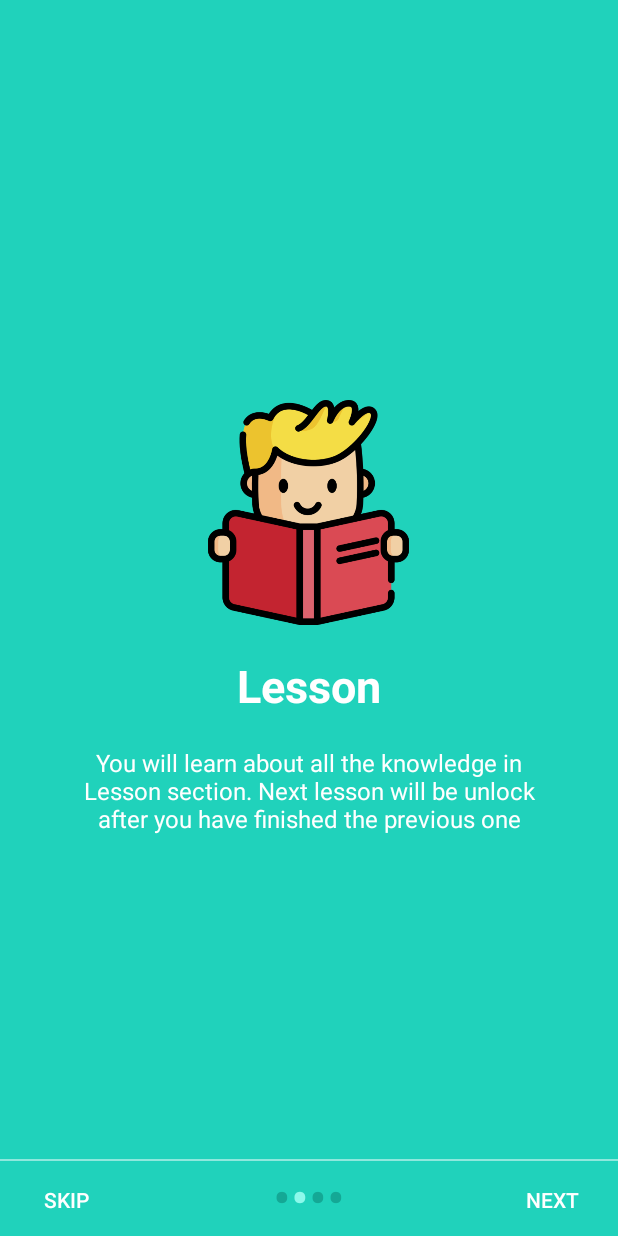
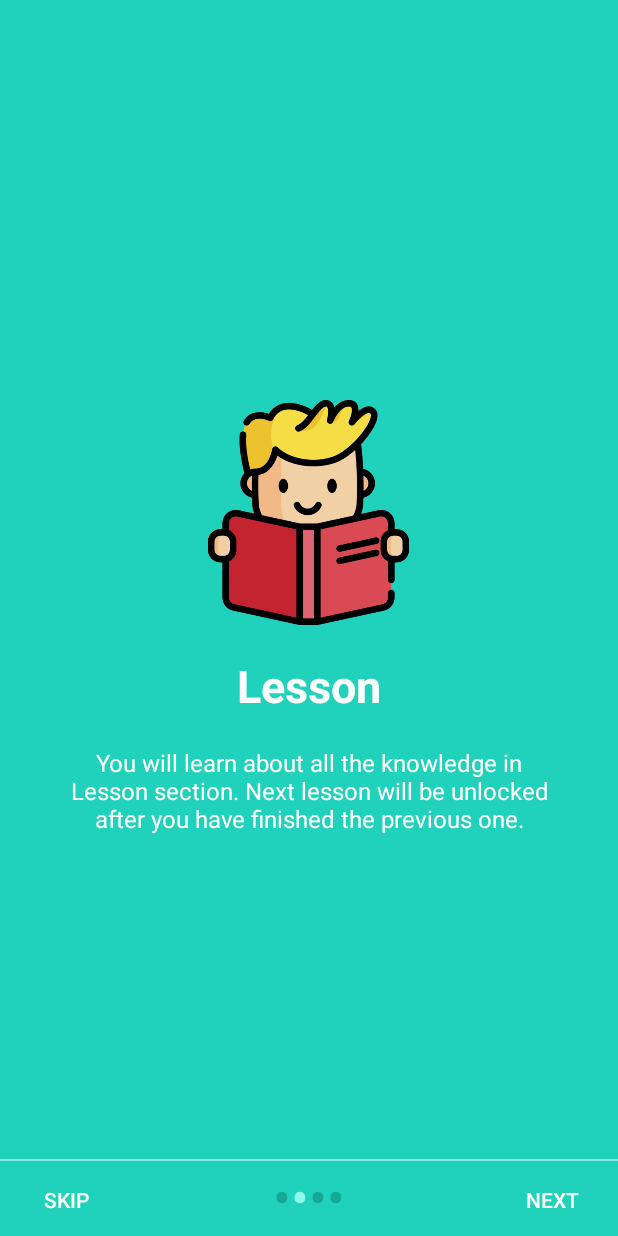
Before and after one commit to pattypattie/StockUnlocked, an Android app: the screen it shows after launch (IntroActivity), after a tap on "NEXT", on a phone screen of 412 x 824 dp. Run offline under Robolectric (Android 15) with nearby library versions, the phone set to English and light mode, and no system bars.

Commit message:
Intro fixed detail

```diff
--- a/app/src/main/res/layout/welcome1.xml
+++ b/app/src/main/res/layout/welcome1.xml
@@ -29,7 +29,7 @@
             android:layout_marginTop="20dp"
             android:paddingLeft="@dimen/desc_padding"
             android:paddingRight="@dimen/desc_padding"
-            android:text="Here is where beginners can have fun learning about stock trading which will be focusing on Thai Stock Market"
+            android:text="Here is where beginners can have fun learning about stock trading which will be focusing on Thai Stock Market."
             android:textAlignment="center"
             android:textColor="@android:color/white"
             android:textSize="@dimen/slide_desc" />
--- a/app/src/main/res/layout/welcome2.xml
+++ b/app/src/main/res/layout/welcome2.xml
@@ -30,7 +30,7 @@
             android:layout_marginTop="20dp"
             android:paddingLeft="@dimen/desc_padding"
             android:paddingRight="@dimen/desc_padding"
-            android:text="You will learn about all the knowledge in Lesson section. Next lesson will be unlock after you have finished the previous one"
+            android:text="You will learn about all the knowledge in Lesson section. Next lesson will be unlocked after you have finished the previous one."
             android:textAlignment="center"
             android:textColor="@android:color/white"
             android:textSize="@dimen/slide_desc" />
--- a/app/src/main/res/layout/welcome3.xml
+++ b/app/src/main/res/layout/welcome3.xml
@@ -31,7 +31,7 @@
             android:layout_marginTop="20dp"
             android:paddingLeft="@dimen/desc_padding"
             android:paddingRight="@dimen/desc_padding"
-            android:text="At the end of each lesson, there is a quiz that you can test your understanding"
+            android:text="At the end of each lesson, there is a quiz that you can test your understanding."
             android:textAlignment="center"
             android:textColor="@android:color/white"
             android:textSize="@dimen/slide_desc" />
--- a/app/src/main/res/layout/welcome4.xml
+++ b/app/src/main/res/layout/welcome4.xml
@@ -30,7 +30,7 @@
             android:layout_marginTop="20dp"
             android:paddingLeft="@dimen/desc_padding"
             android:paddingRight="@dimen/desc_padding"
-            android:text="You can test all your knowledge from all the lesson in the Exam section. Let's go!!"
+            android:text="You can test all your knowledge from all the lessons in the Exam section. Are you ready?? Let's go!!"
             android:textAlignment="center"
             android:textColor="@android:color/white"
             android:textSize="@dimen/slide_desc" />
```
